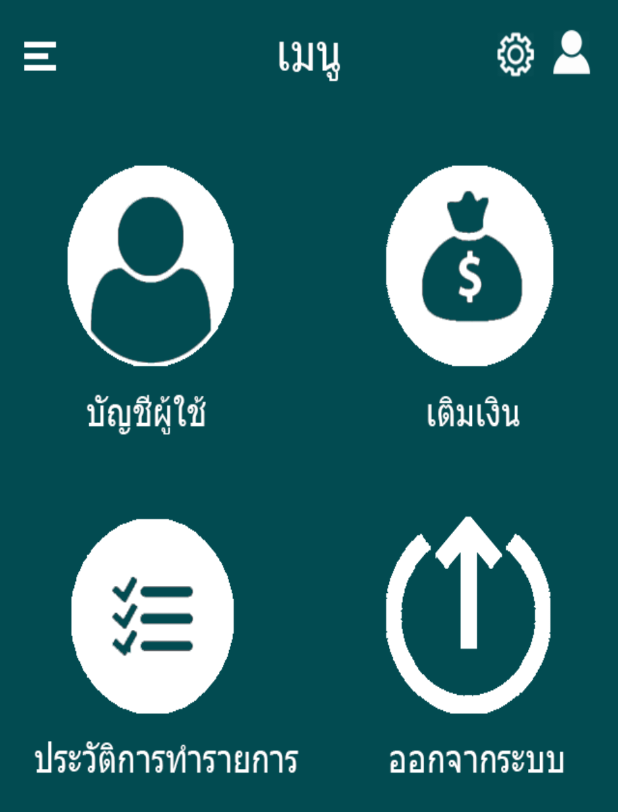
After one commit to 5731110521-SP/BKKMetro, an Android app: the menu screen opened directly, with no data from a screen before it, on a phone screen of 412 x 824 dp. The commit adds this screen. Shown: the top 812 px of the screen. Run offline under Robolectric (Android 15) with nearby library versions, the phone set to English and light mode, and no system bars.

Commit message:
goi part structure done
Menu + Dash + addMoney linking
user data pulling left
- spinner only user's accounts
-add value to balance
-button menu link to 2 pages

```diff
--- a/app/build.gradle
+++ b/app/build.gradle
@@ -26,9 +26,9 @@ dependencies {
     androidTestCompile('com.android.support.test.espresso:espresso-core:2.2.2', {
         exclude group: 'com.android.support', module: 'support-annotations'
     })
+
     compile 'com.android.support:appcompat-v7:25.1.0'
     compile 'com.android.support.constraint:constraint-layout:1.0.2'
     compile 'com.android.support:design:25.0.1'
     testCompile 'junit:junit:4.12'
-
 }
--- a/app/src/main/AndroidManifest.xml
+++ b/app/src/main/AndroidManifest.xml
@@ -23,7 +23,8 @@
         <activity android:name=".info1" />
         <activity android:name=".info2" />
         <activity android:name=".splip" />
-        <activity android:name=".addMoney"></activity>
+        <activity android:name=".addMoney" />
+        <activity android:name=".menu"></activity>
     </application>
 
 </manifest>
--- /dev/null
+++ b/app/src/main/java/com/example/calojy/ui6/menu.java
@@ -0,0 +1,55 @@
+package com.example.calojy.ui6;
+
+import android.content.Intent;
+import android.support.v7.app.AppCompatActivity;
+import android.os.Bundle;
+import android.view.View;
+
+public class menu extends AppCompatActivity {
+
+    @Override
+    protected void onCreate(Bundle savedInstanceState) {
+        super.onCreate(savedInstanceState);
+        setContentView(R.layout.activity_menu);
+
+        findViewById(R.id.toAcc).setOnClickListener(new View.OnClickListener(){
+            @Override
+            public void onClick(View view) {
+                Intent log = new Intent(menu.this,login.class);
+                startActivity(log);
+            }
+        });
+        findViewById(R.id.toAdd).setOnClickListener(new View.OnClickListener(){
+            @Override
+            public void onClick(View view) {
+                Intent add = new Intent(menu.this,addMoney.class);
+                startActivity(add);
+            }
+        });
+
+        findViewById(R.id.toSumm).setOnClickListener(new View.OnClickListener(){
+            @Override
+            public void onClick(View view) {
+                Intent log = new Intent(menu.this,login.class);
+                startActivity(log);
+            }
+        });
+
+        findViewById(R.id.toOut).setOnClickListener(new View.OnClickListener(){
+            @Override
+            public void onClick(View view) {
+                Intent i = new Intent(menu.this, login.class);
+                i.setFlags(Intent.FLAG_ACTIVITY_NEW_TASK | Intent.FLAG_ACTIVITY_CLEAR_TASK);
+                startActivity(i);
+            }
+        });
+
+        findViewById(R.id.menuClose).setOnClickListener(new View.OnClickListener(){
+            public void onClick(View v){
+               finish();
+                overridePendingTransition(R.anim.pull_in_left, R.anim.push_out_left);
+
+            }
+        });
+    }//end onCreate
+}
--- /dev/null
+++ b/app/src/main/res/anim/pull_in_left.xml
@@ -0,0 +1,7 @@
+<?xml version="1.0" encoding="utf-8"?>
+<translate xmlns:android="http://schemas.android.com/apk/res/android"
+    android:duration="300"
+    android:fromXDelta="-100%"
+    android:toXDelta="0%"
+    android:interpolator="@android:anim/decelerate_interpolator"
+     />
--- /dev/null
+++ b/app/src/main/res/anim/push_out_left.xml
@@ -0,0 +1,6 @@
+<?xml version="1.0" encoding="utf-8"?>
+<translate xmlns:android="http://schemas.android.com/apk/res/android"
+    android:duration="300"
+    android:fromXDelta="0%"
+    android:interpolator="@android:anim/decelerate_interpolator"
+    android:toXDelta="-100%" />
--- /dev/null
+++ b/app/src/main/res/anim/push_out_right.xml
@@ -0,0 +1,6 @@
+<?xml version="1.0" encoding="utf-8"?>
+<translate xmlns:android="http://schemas.android.com/apk/res/android"
+    android:duration="300"
+    android:fromXDelta="0%"
+    android:interpolator="@android:anim/decelerate_interpolator"
+    android:toXDelta="100%" />
--- a/app/src/main/res/layout/activity_dash.xml
+++ b/app/src/main/res/layout/activity_dash.xml
@@ -6,8 +6,9 @@
     android:layout_height="match_parent"
     android:background="@drawable/dash"
     tools:context="com.example.calojy.ui6.dash">
+
     <ImageButton
-        android:id="@+id/back5"
+        android:id="@+id/menDash"
         android:layout_width="48dp"
         android:layout_height="47dp"
         android:alpha="0" />
--- /dev/null
+++ b/app/src/main/res/layout/activity_menu.xml
@@ -0,0 +1,97 @@
+<?xml version="1.0" encoding="utf-8"?>
+
+<RelativeLayout xmlns:android="http://schemas.android.com/apk/res/android"
+    xmlns:app="http://schemas.android.com/apk/res-auto"
+    xmlns:tools="http://schemas.android.com/tools"
+    android:layout_width="match_parent"
+    android:layout_height="match_parent"
+    android:background="@drawable/menu"
+    tools:context="com.example.calojy.ui6.menu">
+
+
+    <LinearLayout
+        android:layout_width="match_parent"
+        android:layout_height="wrap_content"
+        android:layout_marginTop="28dp"
+        android:orientation="horizontal"
+        android:id="@+id/linearLayout"
+        android:layout_below="@+id/menuClose"
+        android:layout_alignParentLeft="true"
+        android:layout_alignParentStart="true"
+        android:layout_marginLeft="12dp"
+        android:layout_marginStart="12dp">
+
+        <LinearLayout
+            android:layout_width="197dp"
+            android:layout_height="163dp"
+            android:orientation="horizontal">
+
+            <Button
+                android:id="@+id/toAcc"
+                style="@style/Widget.AppCompat.Button.Borderless"
+                android:layout_width="wrap_content"
+                android:layout_height="match_parent"
+                android:layout_weight="1" />
+
+        </LinearLayout>
+
+        <LinearLayout
+            android:layout_width="191dp"
+            android:layout_height="165dp"
+            android:orientation="horizontal">
+
+            <Button
+                android:id="@+id/toAdd"
+                style="@style/Widget.AppCompat.Button.Borderless"
+                android:layout_width="wrap_content"
+                android:layout_height="match_parent"
+                android:layout_weight="1" />
+        </LinearLayout>
+    </LinearLayout>
+
+    <LinearLayout
+        android:layout_width="match_parent"
+        android:layout_height="wrap_content"
+        android:orientation="horizontal"
+        android:layout_below="@+id/linearLayout"
+        android:layout_alignLeft="@+id/linearLayout"
+        android:layout_alignStart="@+id/linearLayout">
+
+        <LinearLayout
+            android:layout_width="197dp"
+            android:layout_height="163dp"
+            android:orientation="horizontal">
+
+            <Button
+                android:id="@+id/toSumm"
+                style="@style/Widget.AppCompat.Button.Borderless"
+                android:layout_width="wrap_content"
+                android:layout_height="match_parent"
+                android:layout_weight="1" />
+
+        </LinearLayout>
+
+        <LinearLayout
+            android:layout_width="191dp"
+            android:layout_height="165dp"
+            android:orientation="horizontal">
+
+            <Button
+                android:id="@+id/toOut"
+                style="@style/Widget.AppCompat.Button.Borderless"
+                android:layout_width="wrap_content"
+                android:layout_height="match_parent"
+                android:layout_weight="1" />
+        </LinearLayout>
+    </LinearLayout>
+
+    <Button
+        android:id="@+id/menuClose"
+        style="@style/Widget.AppCompat.Button.Borderless"
+        android:layout_width="50dp"
+        android:layout_height="40dp"
+        android:layout_alignParentLeft="true"
+        android:layout_alignParentStart="true"
+        android:layout_alignParentTop="true" />
+
+</RelativeLayout>
```
Also changed, not shown: app/src/main/java/com/example/calojy/ui6/addMoney.java (+8 -0 lines), app/src/main/java/com/example/calojy/ui6/dash.java (+6 -3 lines), app/src/main/res/anim/pull_in_right.xml (added, +7 -0 lines), app/src/main/res/layout/activity_add_money.xml (+17 -10 lines), app/src/main/res/drawable/menu.png (added).
